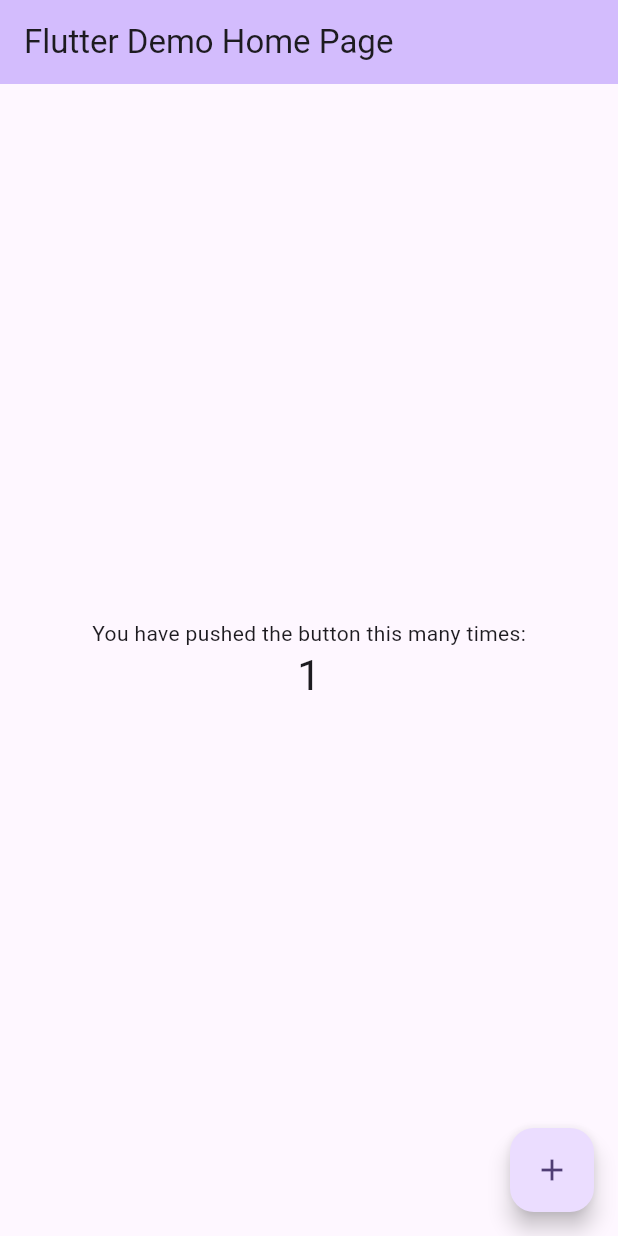
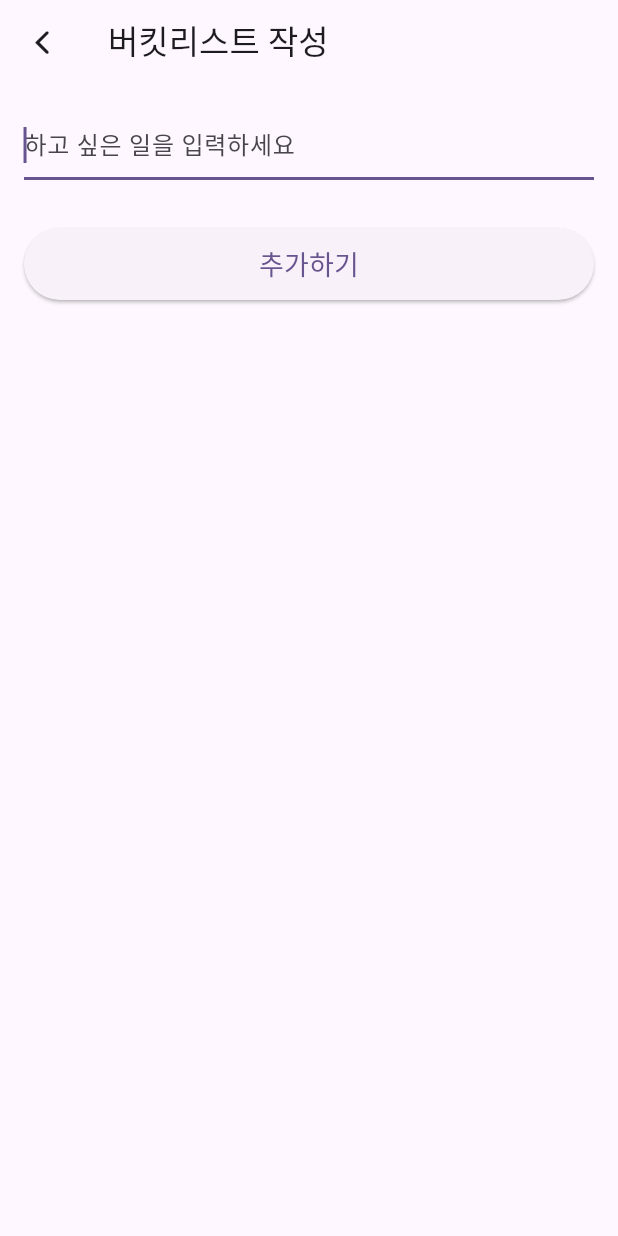
Before and after one commit to owen151128/flutter_study, a Flutter app: the screen it shows after launch, after a tap on the "add" icon, on a phone screen of 412 x 824 dp. Run offline on Flutter 3.47's test engine with Material 3 defaults, Android fonts, the phone set to English and light mode, and no system bars; network calls fail.

Commit message:
feat(example): Add bucket list example code

```diff
--- /dev/null
+++ b/bucket_list/lib/create/create_page.dart
@@ -0,0 +1,41 @@
+import 'package:flutter/cupertino.dart';
+import 'package:flutter/material.dart';
+
+class CreatePage extends StatelessWidget {
+  const CreatePage({super.key});
+
+  @override
+  Widget build(BuildContext context) => Scaffold(
+    appBar: AppBar(
+      title: Text("버킷리스트 작성"),
+      // 뒤로가기 버튼
+      leading: IconButton(
+        icon: Icon(CupertinoIcons.chevron_back),
+        onPressed: () {
+          Navigator.pop(context);
+        },
+      ),
+    ),
+    body: Padding(
+      padding: const EdgeInsets.all(16),
+      child: Column(
+        children: [
+          TextField(
+            autofocus: true,
+            decoration: InputDecoration(hintText: "하고 싶은 일을 입력하세요"),
+          ),
+          SizedBox(height: 32),
+          SizedBox(
+            width: double.infinity,
+            height: 48,
+            child: ElevatedButton(
+              child: Text("추가하기", style: TextStyle(fontSize: 18)),
+              onPressed: () {
+              },
+            ),
+          ),
+        ],
+      ),
+    ),
+  );
+}
--- /dev/null
+++ b/bucket_list/lib/home/home_page.dart
@@ -0,0 +1,21 @@
+import 'package:bucket_list/create/create_page.dart';
+import 'package:flutter/material.dart';
+
+class HomePage extends StatelessWidget {
+  const HomePage({super.key});
+
+  @override
+  Widget build(BuildContext context) => Scaffold(
+    appBar: AppBar(title: Text("버킷 리스트")),
+    body: Center(child: Text("버킷 리스트 를 작성해 주세요.")),
+    floatingActionButton: FloatingActionButton(
+      child: Icon(Icons.add),
+      onPressed: () {
+        Navigator.push(
+          context,
+          MaterialPageRoute(builder: (_) => CreatePage()),
+        );
+      },
+    ),
+  );
+}
--- a/bucket_list/lib/main.dart
+++ b/bucket_list/lib/main.dart
@@ -1,122 +1,22 @@
 import 'package:flutter/material.dart';
 
+import 'home/home_page.dart';
+
 void main() {
-  runApp(const MyApp());
+  runApp(const BucketListApp());
 }
 
-class MyApp extends StatelessWidget {
-  const MyApp({super.key});
+class BucketListApp extends StatelessWidget {
+  const BucketListApp({super.key});
 
-  // This widget is the root of your application.
   @override
   Widget build(BuildContext context) {
     return MaterialApp(
-      title: 'Flutter Demo',
+      title: 'Bucket list',
       theme: ThemeData(
-        // This is the theme of your application.
-        //
-        // TRY THIS: Try running your application with "flutter run". You'll see
-        // the application has a purple toolbar. Then, without quitting the app,
-        // try changing the seedColor in the colorScheme below to Colors.green
-        // and then invoke "hot reload" (save your changes or press the "hot
-        // reload" button in a Flutter-supported IDE, or press "r" if you used
-        // the command line to start the app).
-        //
-        // Notice that the counter didn't reset back to zero; the application
-        // state is not lost during the reload. To reset the state, use hot
-        // restart instead.
-        //
-        // This works for code too, not just values: Most code changes can be
-        // tested with just a hot reload.
         colorScheme: ColorScheme.fromSeed(seedColor: Colors.deepPurple),
       ),
-      home: const MyHomePage(title: 'Flutter Demo Home Page'),
+      home: const HomePage(),
     );
   }
 }
-
-class MyHomePage extends StatefulWidget {
-  const MyHomePage({super.key, required this.title});
-
-  // This widget is the home page of your application. It is stateful, meaning
-  // that it has a State object (defined below) that contains fields that affect
-  // how it looks.
-
-  // This class is the configuration for the state. It holds the values (in this
-  // case the title) provided by the parent (in this case the App widget) and
-  // used by the build method of the State. Fields in a Widget subclass are
-  // always marked "final".
-
-  final String title;
-
-  @override
-  State<MyHomePage> createState() => _MyHomePageState();
-}
-
-class _MyHomePageState extends State<MyHomePage> {
-  int _counter = 0;
-
-  void _incrementCounter() {
-    setState(() {
-      // This call to setState tells the Flutter framework that something has
-      // changed in this State, which causes it to rerun the build method below
-      // so that the display can reflect the updated values. If we changed
-      // _counter without calling setState(), then the build method would not be
-      // called again, and so nothing would appear to happen.
-      _counter++;
-    });
-  }
-
-  @override
-  Widget build(BuildContext context) {
-    // This method is rerun every time setState is called, for instance as done
-    // by the _incrementCounter method above.
-    //
-    // The Flutter framework has been optimized to make rerunning build methods
-    // fast, so that you can just rebuild anything that needs updating rather
-    // than having to individually change instances of widgets.
-    return Scaffold(
-      appBar: AppBar(
-        // TRY THIS: Try changing the color here to a specific color (to
-        // Colors.amber, perhaps?) and trigger a hot reload to see the AppBar
-        // change color while the other colors stay the same.
-        backgroundColor: Theme.of(context).colorScheme.inversePrimary,
-        // Here we take the value from the MyHomePage object that was created by
-        // the App.build method, and use it to set our appbar title.
-        title: Text(widget.title),
-      ),
-      body: Center(
-        // Center is a layout widget. It takes a single child and positions it
-        // in the middle of the parent.
-        child: Column(
-          // Column is also a layout widget. It takes a list of children and
-          // arranges them vertically. By default, it sizes itself to fit its
-          // children horizontally, and tries to be as tall as its parent.
-          //
-          // Column has various properties to control how it sizes itself and
-          // how it positions its children. Here we use mainAxisAlignment to
-          // center the children vertically; the main axis here is the vertical
-          // axis because Columns are vertical (the cross axis would be
-          // horizontal).
-          //
-          // TRY THIS: Invoke "debug painting" (choose the "Toggle Debug Paint"
-          // action in the IDE, or press "p" in the console), to see the
-          // wireframe for each widget.
-          mainAxisAlignment: MainAxisAlignment.center,
-          children: <Widget>[
-            const Text('You have pushed the button this many times:'),
-            Text(
-              '$_counter',
-              style: Theme.of(context).textTheme.headlineMedium,
-            ),
-          ],
-        ),
-      ),
-      floatingActionButton: FloatingActionButton(
-        onPressed: _incrementCounter,
-        tooltip: 'Increment',
-        child: const Icon(Icons.add),
-      ), // This trailing comma makes auto-formatting nicer for build methods.
-    );
-  }
-}
```
